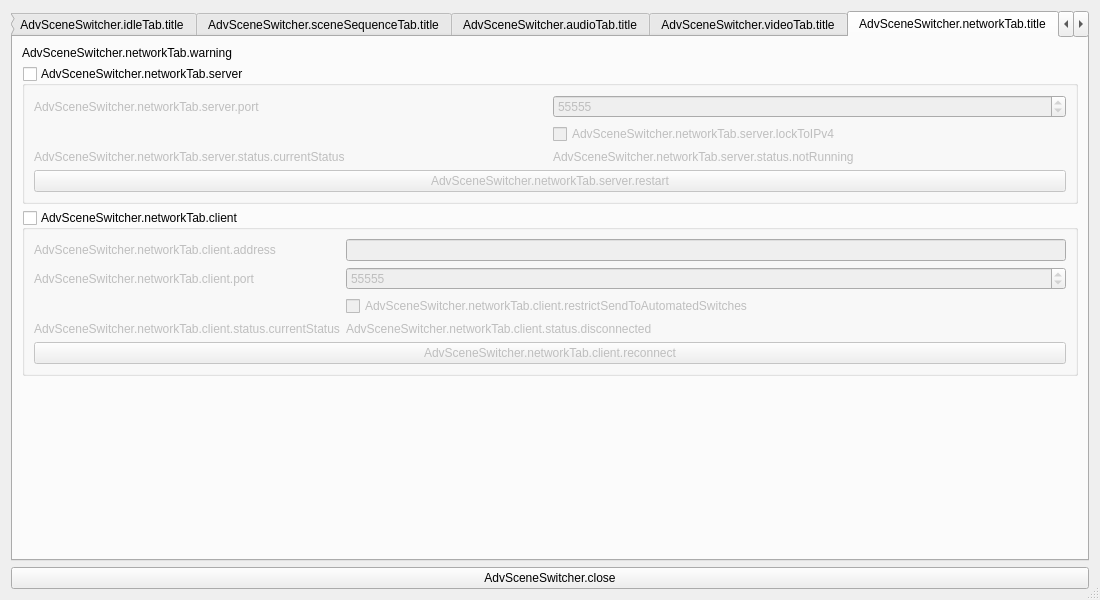
Above: forms/advanced-scene-switcher.ui from WarmUpTill/SceneSwitcher before the change. Below: the same form after it.
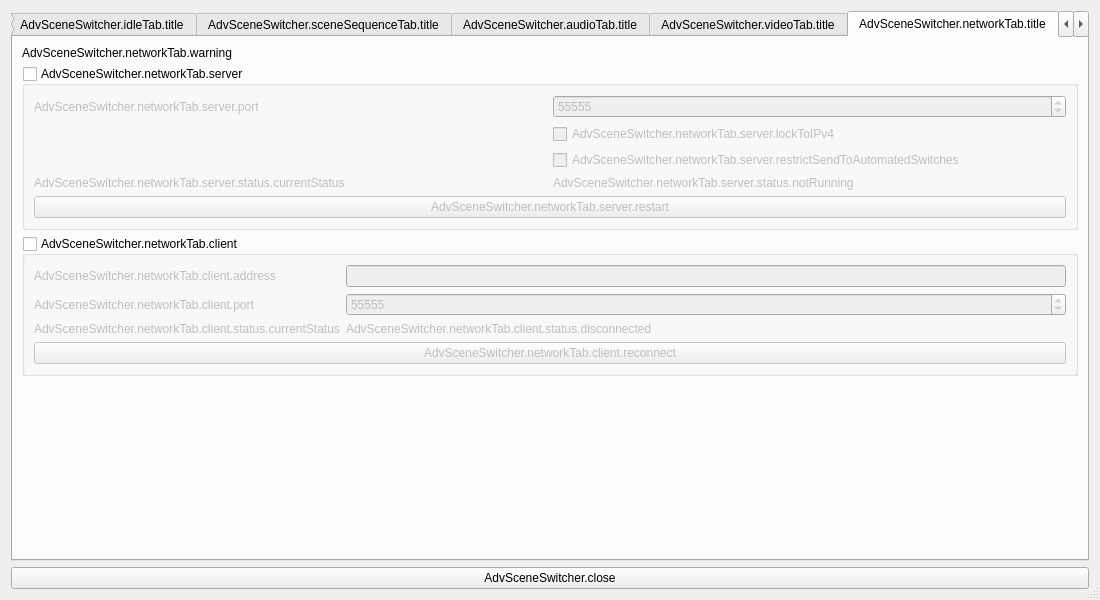
That is the form after the change. The open tabs and pages were chosen to show the change. Icons and pictures are not drawn.

Commit message: Swap client and server role.

```diff
--- a/forms/advanced-scene-switcher.ui
+++ b/forms/advanced-scene-switcher.ui
@@ -3325,20 +3325,27 @@
               </property>
              </widget>
             </item>
-            <item row="2" column="1">
-             <widget class="QLabel" name="serverStatus">
-              <property name="text">
-               <string>AdvSceneSwitcher.networkTab.server.status.notRunning</string>
-              </property>
-             </widget>
-            </item>
-            <item row="2" column="0">
+            <item row="3" column="0">
              <widget class="QLabel" name="label_19">
               <property name="text">
                <string>AdvSceneSwitcher.networkTab.server.status.currentStatus</string>
               </property>
              </widget>
             </item>
+            <item row="3" column="1">
+             <widget class="QLabel" name="serverStatus">
+              <property name="text">
+               <string>AdvSceneSwitcher.networkTab.server.status.notRunning</string>
+              </property>
+             </widget>
+            </item>
+            <item row="2" column="1">
+             <widget class="QCheckBox" name="restrictSend">
+              <property name="text">
+               <string>AdvSceneSwitcher.networkTab.server.restrictSendToAutomatedSwitches</string>
+              </property>
+             </widget>
+            </item>
            </layout>
           </item>
           <item>
@@ -3382,13 +3389,6 @@
             <item row="0" column="1">
              <widget class="QLineEdit" name="clientHostname"/>
             </item>
-            <item row="2" column="1">
-             <widget class="QCheckBox" name="restrictSend">
-              <property name="text">
-               <string>AdvSceneSwitcher.networkTab.client.restrictSendToAutomatedSwitches</string>
-              </property>
-             </widget>
-            </item>
             <item row="1" column="1">
              <widget class="QSpinBox" name="clientPort">
               <property name="minimum">
```
The commit also changes 4 other files.
